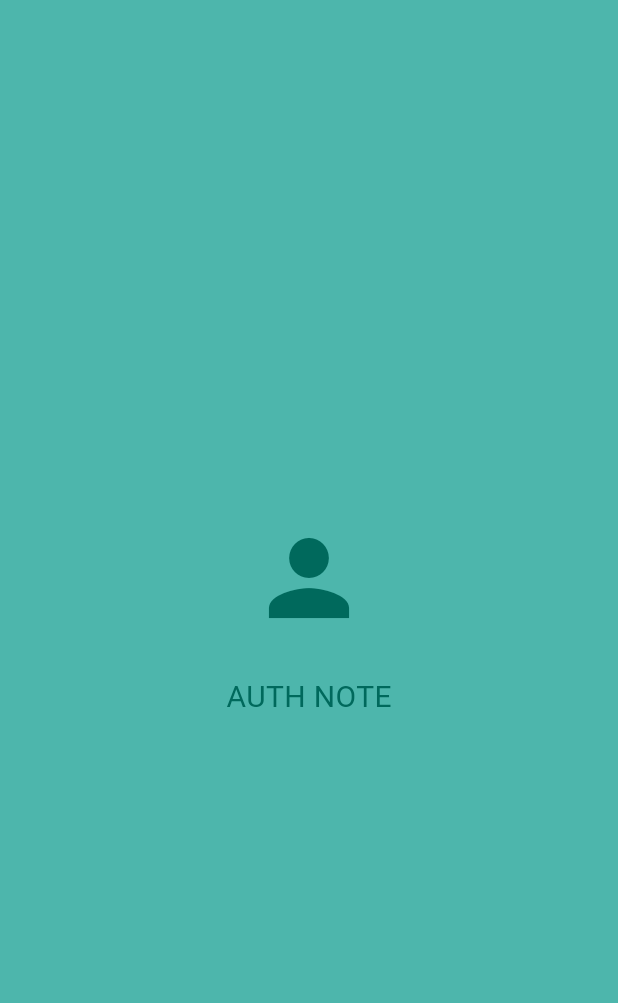
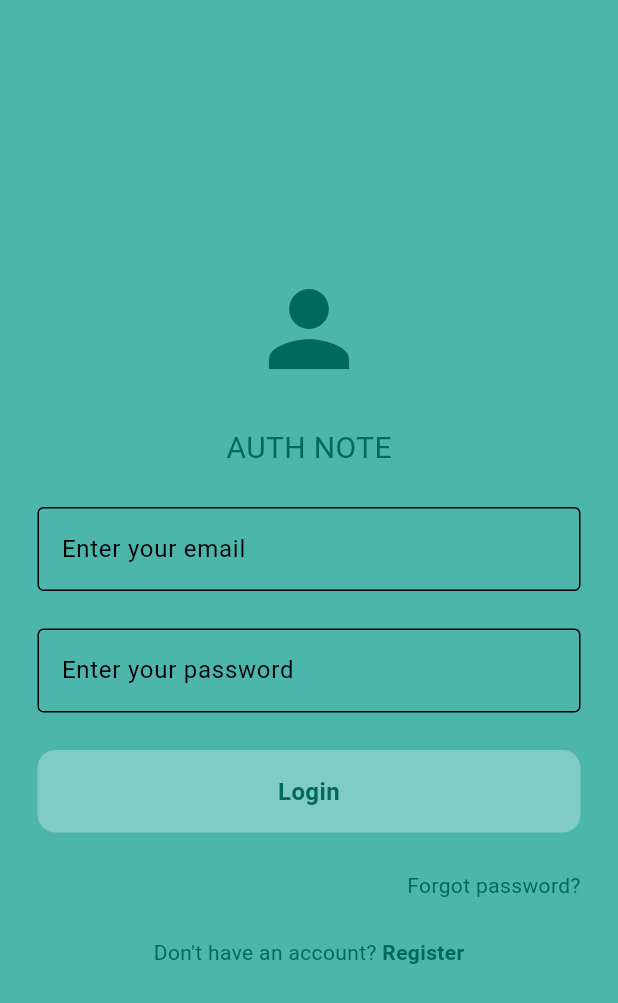
Before and after one commit to rubayet211/flutter_auth, a Flutter app: the screen it shows after launch, on a phone screen of 412 x 824 dp. Shown: the top 1003 px of the screen. Run offline on Flutter 3.47's test engine with Material 3 defaults, Android fonts, the light colour scheme and no system bars; our stand-ins replace cloud_firestore, firebase_core; accounts and stored records are empty.

Commit message:
Custom Button, Custom Text Input and updated login page code

```diff
--- /dev/null
+++ b/lib/components/my_button.dart
@@ -0,0 +1,30 @@
+import 'package:flutter/material.dart';
+
+class MyButton extends StatelessWidget {
+  final String text;
+  final void Function()? onTap;
+  const MyButton({super.key, required this.text, required this.onTap});
+
+  @override
+  Widget build(BuildContext context) {
+    return GestureDetector(
+      onTap: onTap,
+      child: Container(
+        width: double.infinity,
+        decoration: BoxDecoration(
+          color: Theme.of(context).colorScheme.primary,
+          borderRadius: BorderRadius.circular(12),
+        ),
+        padding: const EdgeInsets.all(16),
+        child: Text(
+          text,
+          style: const TextStyle(
+            fontWeight: FontWeight.bold,
+            fontSize: 16,
+          ),
+          textAlign: TextAlign.center,
+        ),
+      ),
+    );
+  }
+}
--- a/lib/components/text_field_input.dart
+++ b/lib/components/text_field_input.dart
@@ -17,6 +17,7 @@ class TextFieldInput extends StatelessWidget {
       controller: controller,
       obscureText: obscureText,
       decoration: InputDecoration(
+        border: OutlineInputBorder(),
         hintText: hintText,
       ),
     );
--- a/lib/pages/login_page.dart
+++ b/lib/pages/login_page.dart
@@ -1,13 +1,21 @@
+import 'package:auth_demo/components/my_button.dart';
+import 'package:auth_demo/components/text_field_input.dart';
 import 'package:flutter/material.dart';
+import 'package:flutter/widgets.dart';
 
 class LoginPage extends StatelessWidget {
-  const LoginPage({super.key});
+  LoginPage({super.key});
+
+  final TextEditingController _emailcontroller = TextEditingController();
+  final TextEditingController _passwordcontroller = TextEditingController();
 
   @override
   Widget build(BuildContext context) {
     return Scaffold(
       backgroundColor: Theme.of(context).colorScheme.surface,
       body: Center(
+        child: Padding(
+          padding: const EdgeInsets.all(25),
           child: Column(
             mainAxisAlignment: MainAxisAlignment.center,
             children: [
@@ -16,14 +24,60 @@ class LoginPage extends StatelessWidget {
                 size: 80,
                 color: Theme.of(context).colorScheme.inversePrimary,
               ),
-            SizedBox(
+              const SizedBox(
                 height: 25,
               ),
-            Text(
+              const Text(
                 "AUTH NOTE",
                 style: TextStyle(fontSize: 20),
               ),
+              const SizedBox(
+                height: 25,
+              ),
+              TextFieldInput(
+                  hintText: "Enter your email",
+                  controller: _emailcontroller,
+                  obscureText: false),
+              const SizedBox(
+                height: 25,
+              ),
+              TextFieldInput(
+                  hintText: "Enter your password",
+                  controller: _passwordcontroller,
+                  obscureText: true),
+              const SizedBox(
+                height: 25,
+              ),
+              MyButton(text: "Login", onTap: () {}),
+              const SizedBox(
+                height: 25,
+              ),
+              const Row(
+                mainAxisAlignment: MainAxisAlignment.end,
+                children: [
+                  Text("Forgot password?"),
                 ],
+              ),
+              const SizedBox(
+                height: 25,
+              ),
+              Row(
+                mainAxisAlignment: MainAxisAlignment.center,
+                children: [
+                  const Text("Don't have an account? "),
+                  GestureDetector(
+                    onTap: () {},
+                    child: const Text(
+                      "Register",
+                      style: TextStyle(
+                        fontWeight: FontWeight.bold,
+                      ),
+                    ),
+                  ),
+                ],
+              )
+            ],
+          ),
         ),
       ),
     );
```
Lines whose indentation alone changed are shown as unchanged.
